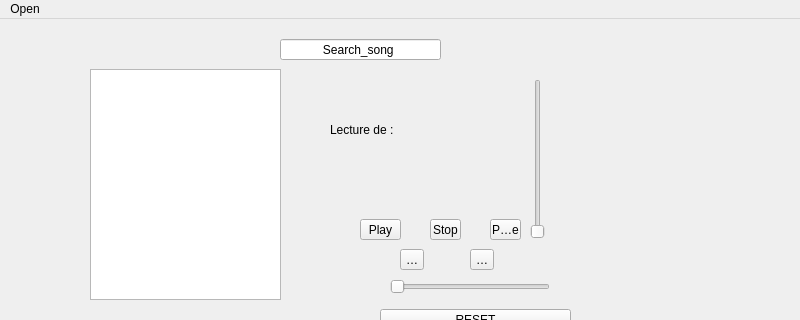
Blanche1718/Media_Player, file MediaPlayer/anla.ui: the form before one commit; both pictures show x 0 to 800 and y 0 to 320 of the 800 by 600 pixel window.
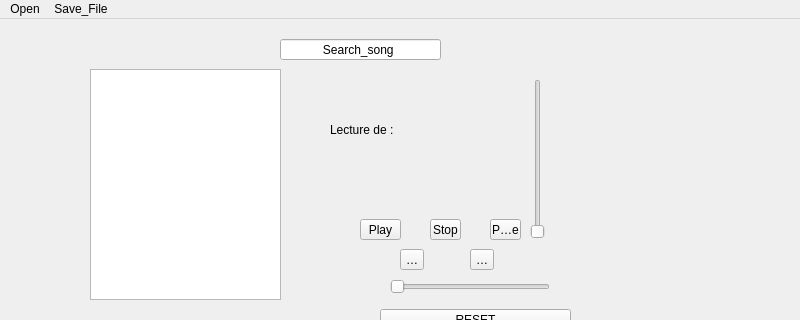
The form after the commit.

Diff of the .ui file:
```diff
--- a/MediaPlayer/anla.ui
+++ b/MediaPlayer/anla.ui
@@ -178,8 +178,16 @@
      <string>Open</string>
     </property>
     <addaction name="actionOpen_File"/>
+    <addaction name="actionOpen_m3uFile"/>
+   </widget>
+   <widget class="QMenu" name="menuSave_File">
+    <property name="title">
+     <string>Save_File</string>
+    </property>
+    <addaction name="actionSave_M3uFile"/>
    </widget>
    <addaction name="menuOpen"/>
+   <addaction name="menuSave_File"/>
   </widget>
   <widget class="QStatusBar" name="statusbar"/>
   <action name="actionOpen_File">
```
Left out of the diff: 10 changed lines with no effect on the pictures.
